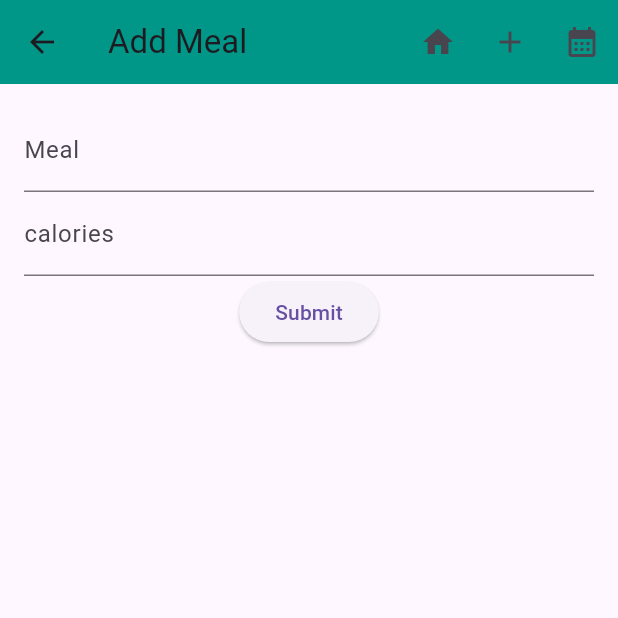
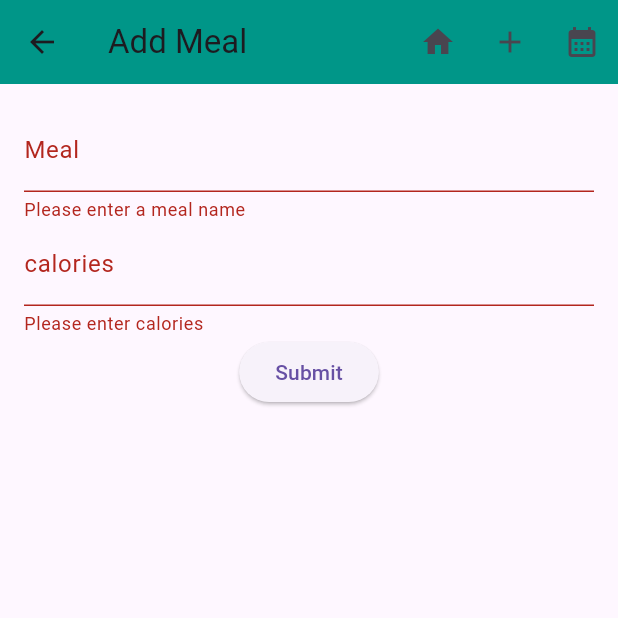
Before and after one commit to NicholasPallotti/Macro-Tracker, a Flutter app: the AddMealPage screen opened directly, after a tap on "Submit", on a phone screen of 412 x 824 dp, the top half of it. Run offline on Flutter 3.47's test engine with Material 3 defaults, Android fonts, the phone set to English and light mode, and no system bars.

```diff
--- a/lib/main.dart
+++ b/lib/main.dart
@@ -31,11 +31,11 @@ class HomePage extends StatelessWidget {
 }
 
 
-class SecondPage extends StatelessWidget {
+class MealHistoryPage extends StatelessWidget {
   @override
   Widget build(BuildContext context){
     return Scaffold(
-      appBar: CustomAppBar(title: 'test'),
+      appBar: CustomAppBar(title: 'Meal History'),
     );
   }
 }
@@ -49,19 +49,34 @@ class _AddMealPageState extends State<AddMealPage> {
   final _formKey = GlobalKey<FormState>();
   final TextEditingController _formController = TextEditingController();
 
+  final TextEditingController _mealController = TextEditingController();
+  final TextEditingController _caloriesController = TextEditingController();
+
+
   @override
   void dispose() {
     _formController.dispose();
+    _mealController.dispose();
+    _caloriesController.dispose();
     super.dispose();
   }
 
-  void _submitForm() {
-    if (_formKey.currentState!.validate()) {
-      // All validations passed, you can process your data.
-      debugPrint('Form submitted with: ${_formController.text}');
-    }
+void _submitForm() {
+  if (_formKey.currentState!.validate()) {
+    final String meal = _mealController.text;
+    final String calories = _caloriesController.text;
+
+    debugPrint('Meal: $meal, Calories: $calories');
+
+    // TODO: Save to local storage or state management
+    ScaffoldMessenger.of(context).showSnackBar(
+      SnackBar(content: Text('Meal "$meal" with $calories calories saved!')),
+    );
+
+    _mealController.clear();
+    _caloriesController.clear();
   }
-
+}
 
 
   @override
@@ -76,11 +91,25 @@ class _AddMealPageState extends State<AddMealPage> {
           child: Column(
             children: [
               TextFormField(
+                  controller: _mealController,
                   decoration: InputDecoration(labelText: 'Meal'),
-
+                  validator: (value) {
+                  if (value == null || value.isEmpty) {
+                    return 'Please enter a meal name';
+                  }
+                  return null;
+                  },
               ),
               TextFormField(
+                  controller: _caloriesController,
                   decoration: InputDecoration(labelText: 'calories'),
+                  keyboardType: TextInputType.number,
+                  validator: (value) {
+                    if (value == null || value.isEmpty) {
+                      return 'Please enter calories';
+                    }
+                    return null;
+                  },
               ),
           ElevatedButton(
               onPressed: _submitForm,
@@ -92,51 +121,6 @@ class _AddMealPageState extends State<AddMealPage> {
           ),
         ),
       ),
-      /*
-      body: Padding(
-        padding: const EdgeInsets.all(16.0),
-        child: Form(
-          key: _formKey, // Key to reference the form for validation
-          child: Column(
-            children: [
-              //text form for meal name
-              TextFormField(
-                controller: _formController,
-                decoration: const InputDecoration(
-                  hintText: 'Meals Name',
-                  border: OutlineInputBorder(),
-                ),
-                validator: (value) {
-                  if (value == null || value.isEmpty) {
-                    return 'Please enter some text';
-                  }
-                  return null; // Returns null if the input is valid.
-                },
-              ),
-              //text form for calorie amount
-              TextFormField(
-                controller: _formController,
-                decoration: const InputDecoration(
-                  hintText: 'calories',
-                  border: OutlineInputBorder(),
-                ),
-                validator: (value) {
-                  if (value == null || value.isEmpty) {
-                    return 'Please enter some text2';
-                  }
-                  return null; // Returns null if the input is valid.
-                },
-              ),
-
-              const SizedBox(height: 16),
-              ElevatedButton(
-                onPressed: _submitForm,
-                child: const Text('Submit'),
-              ),
-            ],
-          ),
-        ),
-      ),*/
     );
   }
 }
@@ -186,7 +170,7 @@ class CustomAppBar extends StatelessWidget implements PreferredSizeWidget {
               onPressed: () {
                 Navigator.push(
                   context,
-                  MaterialPageRoute(builder: (context) => SecondPage()),
+                  MaterialPageRoute(builder: (context) => MealHistoryPage()),
                 );
               },
             ),
```
